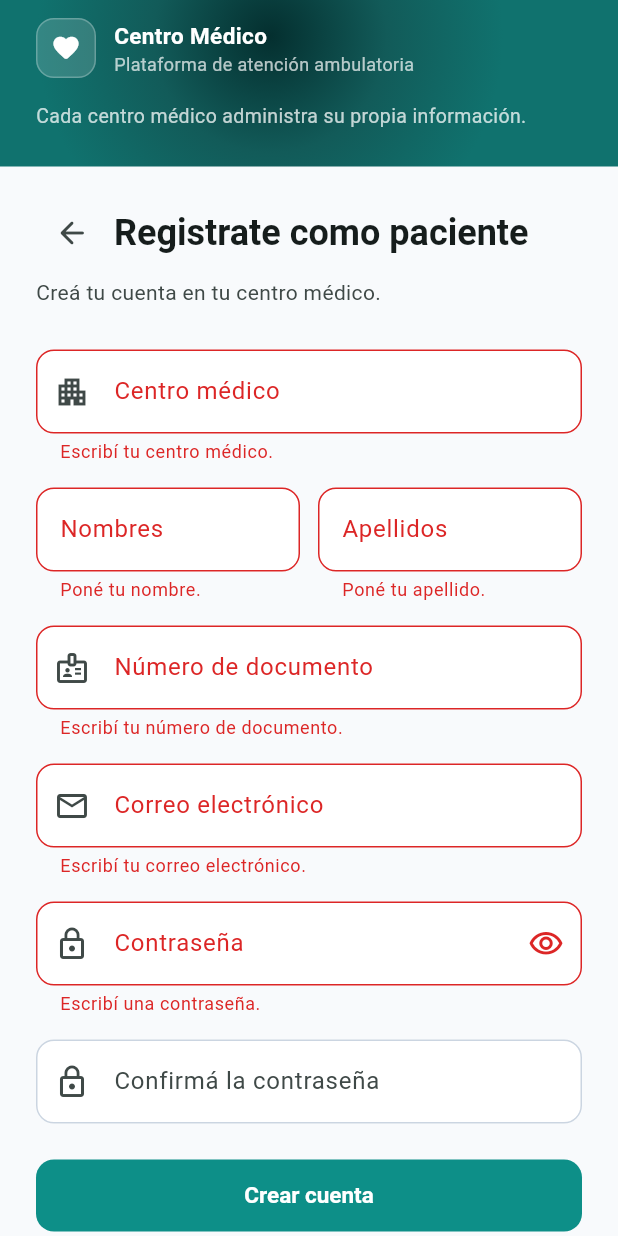
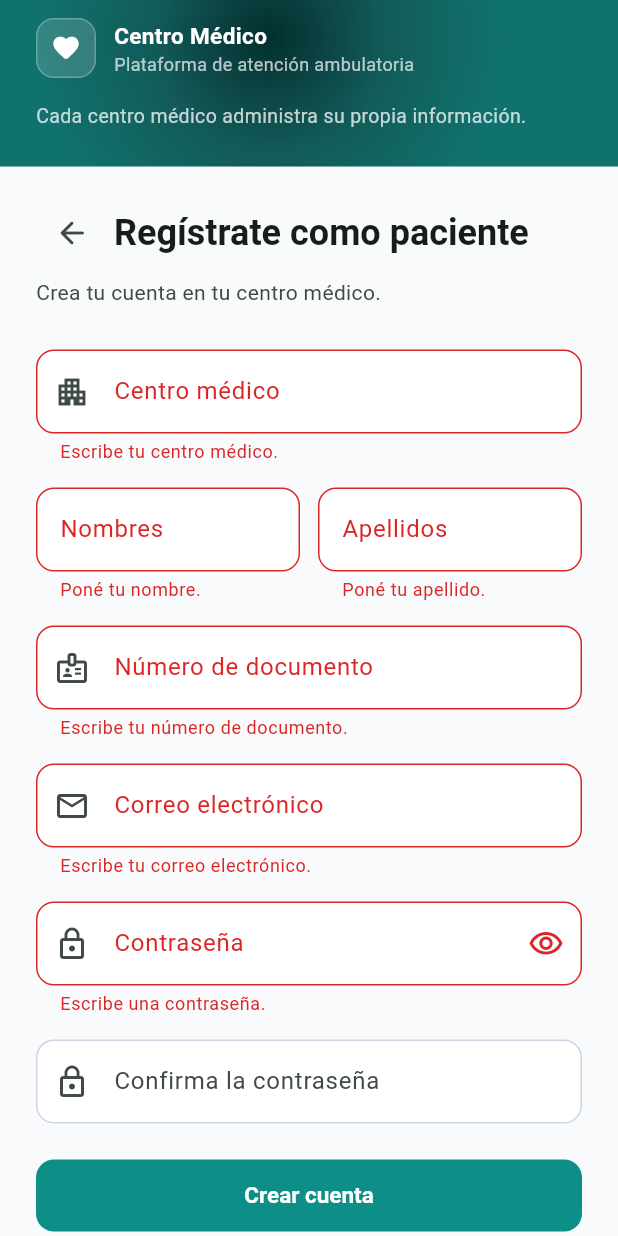
Before and after one commit to MatiusProg/plat_web_movil_medicos, a Flutter app: the RegisterScreen screen opened by its route, after a tap on "Crear cuenta", on a phone screen of 412 x 824 dp. Run offline on Flutter 3.47's test engine with Material 3 defaults, Android fonts, the phone set to English and light mode, and no system bars; our stand-ins replace flutter_secure_storage, go_router; accounts and stored records are empty.

Commit message:
feat(movil): autocompletado de contrasenas en el ingreso y el registro
El administrador de contrasenas del telefono ofrece guardarlas al entrar
y las rellena despues. En el registro se confirma solo al crear la cuenta.
Ambas pantallas pasan a tuteo.

Co-Authored-By: Claude Opus 5.5 <noreply@anthropic.com>

```diff
--- a/mobile/lib/features/auth/register_screen.dart
+++ b/mobile/lib/features/auth/register_screen.dart
@@ -12,6 +12,7 @@
 library;
 
 import 'package:flutter/material.dart';
+import 'package:flutter/services.dart';
 import 'package:go_router/go_router.dart';
 
 import '../../core/api/errors.dart';
@@ -75,6 +76,8 @@ class _RegisterScreenState extends State<RegisterScreen> {
         firstName: _firstName.text.trim(),
         lastName: _lastName.text.trim(),
       );
+      // La cuenta ya existe: ahora sí se ofrece guardar la contraseña.
+      TextInput.finishAutofillContext();
       // No se navega: el router lo hace cuando la sesión pasa a iniciada.
       return;
     } on ApiError catch (error) {
@@ -101,6 +104,11 @@ class _RegisterScreenState extends State<RegisterScreen> {
                   constraints: const BoxConstraints(maxWidth: 420),
                   child: Padding(
                     padding: const EdgeInsets.fromLTRB(24, 20, 24, 32),
+                    // Igual que en el ingreso, pero el guardado se confirma a
+                    // mano tras crear la cuenta: volver atrás a medio llenar
+                    // no tiene que ofrecer guardar una cuenta que no existe.
+                    child: AutofillGroup(
+                    onDisposeAction: AutofillContextAction.cancel,
                     child: Form(
                       key: _formKey,
                       child: Column(
@@ -115,7 +123,7 @@ class _RegisterScreenState extends State<RegisterScreen> {
                               ),
                               const SizedBox(width: 4),
                               Text(
-                                'Registrate como paciente',
+                                'Regístrate como paciente',
                                 style: theme.textTheme.headlineSmall
                                     ?.copyWith(fontWeight: FontWeight.w600),
                               ),
@@ -123,7 +131,7 @@ class _RegisterScreenState extends State<RegisterScreen> {
                           ),
                           const SizedBox(height: 6),
                           Text(
-                            'Creá tu cuenta en tu centro médico.',
+                            'Crea tu cuenta en tu centro médico.',
                             style: theme.textTheme.bodyMedium?.copyWith(
                               color: theme.colorScheme.onSurfaceVariant,
                             ),
@@ -143,7 +151,7 @@ class _RegisterScreenState extends State<RegisterScreen> {
                         prefixIcon: const Icon(Icons.apartment_outlined),
                       ),
                       validator: (value) => (value ?? '').trim().isEmpty
-                          ? 'Escribí tu centro médico.'
+                          ? 'Escribe tu centro médico.'
                           : null,
                     ),
                     const SizedBox(height: 16),
@@ -153,6 +161,7 @@ class _RegisterScreenState extends State<RegisterScreen> {
                         Expanded(
                           child: TextFormField(
                             controller: _firstName,
+                            autofillHints: const [AutofillHints.givenName],
                             enabled: !_submitting,
                             textCapitalization: TextCapitalization.words,
                             textInputAction: TextInputAction.next,
@@ -169,6 +178,7 @@ class _RegisterScreenState extends State<RegisterScreen> {
                         Expanded(
                           child: TextFormField(
                             controller: _lastName,
+                            autofillHints: const [AutofillHints.familyName],
                             enabled: !_submitting,
                             textCapitalization: TextCapitalization.words,
                             textInputAction: TextInputAction.next,
@@ -195,13 +205,14 @@ class _RegisterScreenState extends State<RegisterScreen> {
                         prefixIcon: const Icon(Icons.badge_outlined),
                       ),
                       validator: (value) => (value ?? '').trim().isEmpty
-                          ? 'Escribí tu número de documento.'
+                          ? 'Escribe tu número de documento.'
                           : null,
                     ),
                     const SizedBox(height: 16),
 
                     TextFormField(
                       controller: _email,
+                      autofillHints: const [AutofillHints.username, AutofillHints.email],
                       enabled: !_submitting,
                       autocorrect: false,
                       keyboardType: TextInputType.emailAddress,
@@ -218,6 +229,7 @@ class _RegisterScreenState extends State<RegisterScreen> {
 
                     TextFormField(
                       controller: _password,
+                      autofillHints: const [AutofillHints.newPassword],
                       enabled: !_submitting,
                       obscureText: !_showPassword,
                       textInputAction: TextInputAction.next,
@@ -243,7 +255,7 @@ class _RegisterScreenState extends State<RegisterScreen> {
                       ),
                       validator: (value) {
                         final password = value ?? '';
-                        if (password.isEmpty) return 'Escribí una contraseña.';
+                        if (password.isEmpty) return 'Escribe una contraseña.';
                         if (password.length < 8) {
                           return 'Tiene que tener al menos 8 caracteres.';
                         }
@@ -254,12 +266,13 @@ class _RegisterScreenState extends State<RegisterScreen> {
 
                     TextFormField(
                       controller: _passwordConfirmation,
+                      autofillHints: const [AutofillHints.newPassword],
                       enabled: !_submitting,
                       obscureText: !_showPassword,
                       textInputAction: TextInputAction.done,
                       onFieldSubmitted: (_) => _submit(),
                       decoration: InputDecoration(
-                        labelText: 'Confirmá la contraseña',
+                        labelText: 'Confirma la contraseña',
                         errorText: _error?.forField('password_confirmation'),
                         prefixIcon: const Icon(Icons.lock_outline),
                       ),
@@ -286,6 +299,7 @@ class _RegisterScreenState extends State<RegisterScreen> {
                         ],
                       ),
                     ),
+                    ),
                   ),
                 ),
               ),
@@ -299,7 +313,7 @@ class _RegisterScreenState extends State<RegisterScreen> {
   /// Validación de forma, no de existencia — igual que en el ingreso.
   static String? _validateEmail(String? value) {
     final email = (value ?? '').trim();
-    if (email.isEmpty) return 'Escribí tu correo electrónico.';
+    if (email.isEmpty) return 'Escribe tu correo electrónico.';
     if (!email.contains('@') || !email.contains('.')) {
       return 'Ese correo no parece válido.';
     }
--- a/mobile/lib/features/auth/sign_in_screen.dart
+++ b/mobile/lib/features/auth/sign_in_screen.dart
@@ -173,19 +173,25 @@ class _SignInScreenState extends State<SignInScreen> {
                   constraints: const BoxConstraints(maxWidth: 420),
                   child: Padding(
                     padding: const EdgeInsets.fromLTRB(24, 32, 24, 32),
+                    // El administrador de contraseñas del teléfono (Google,
+                    // Samsung…) ofrece guardar el correo y la contraseña al
+                    // entrar, y los rellena la próxima vez. El grupo confirma
+                    // el guardado cuando la pantalla se va, y eso sólo pasa
+                    // si se entró: si falló, la contraseña ya se limpió.
+                    child: AutofillGroup(
                     child: Form(
                       key: _formKey,
                       child: Column(
                         crossAxisAlignment: CrossAxisAlignment.stretch,
                         children: [
                           Text(
-                            'Iniciá sesión',
+                            'Inicia sesión',
                             style: theme.textTheme.headlineSmall
                                 ?.copyWith(fontWeight: FontWeight.w600),
                           ),
                           const SizedBox(height: 6),
                           Text(
-                            'Ingresá con tus credenciales para acceder según tu rol.',
+                            'Ingresa con tus credenciales para acceder según tu rol.',
                             style: theme.textTheme.bodyMedium?.copyWith(
                               color: theme.colorScheme.onSurfaceVariant,
                             ),
@@ -201,7 +207,7 @@ class _SignInScreenState extends State<SignInScreen> {
                         labelText: 'Centro médico',
                         hintText: 'kolping',
                         helperText:
-                            'Dejalo vacío sólo si administrás la plataforma.',
+                            'Déjalo vacío solo si administras la plataforma.',
                         errorText: organizationError,
                         prefixIcon: const Icon(Icons.apartment_outlined),
                       ),
@@ -210,6 +216,7 @@ class _SignInScreenState extends State<SignInScreen> {
 
                     TextFormField(
                       controller: _email,
+                      autofillHints: const [AutofillHints.username, AutofillHints.email],
                       enabled: !_frozen,
                       autocorrect: false,
                       keyboardType: TextInputType.emailAddress,
@@ -225,6 +232,7 @@ class _SignInScreenState extends State<SignInScreen> {
 
                     TextFormField(
                       controller: _password,
+                      autofillHints: const [AutofillHints.password],
                       focusNode: _passwordFocus,
                       enabled: !_frozen,
                       obscureText: !_showPassword,
@@ -250,7 +258,7 @@ class _SignInScreenState extends State<SignInScreen> {
                         ),
                       ),
                       validator: (value) => (value ?? '').isEmpty
-                          ? 'Escribí tu contraseña.'
+                          ? 'Escribe tu contraseña.'
                           : null,
                     ),
 
@@ -273,7 +281,7 @@ class _SignInScreenState extends State<SignInScreen> {
                     const SizedBox(height: 16),
                     TextButton(
                       onPressed: _frozen ? null : () => context.push('/register'),
-                      child: const Text('¿No tenés cuenta? Registrate'),
+                      child: const Text('¿No tienes cuenta? Regístrate'),
                     ),
 
                     const SizedBox(height: 8),
@@ -287,6 +295,7 @@ class _SignInScreenState extends State<SignInScreen> {
                     ),
                         ],
                       ),
+                    ),
                     ),
                   ),
                 ),
@@ -305,7 +314,7 @@ class _SignInScreenState extends State<SignInScreen> {
   /// o con un tipeo evidente.
   static String? _validateEmail(String? value) {
     final email = (value ?? '').trim();
-    if (email.isEmpty) return 'Escribí tu correo electrónico.';
+    if (email.isEmpty) return 'Escribe tu correo electrónico.';
     if (!email.contains('@') || !email.contains('.')) {
       return 'Ese correo no parece válido.';
     }
```
